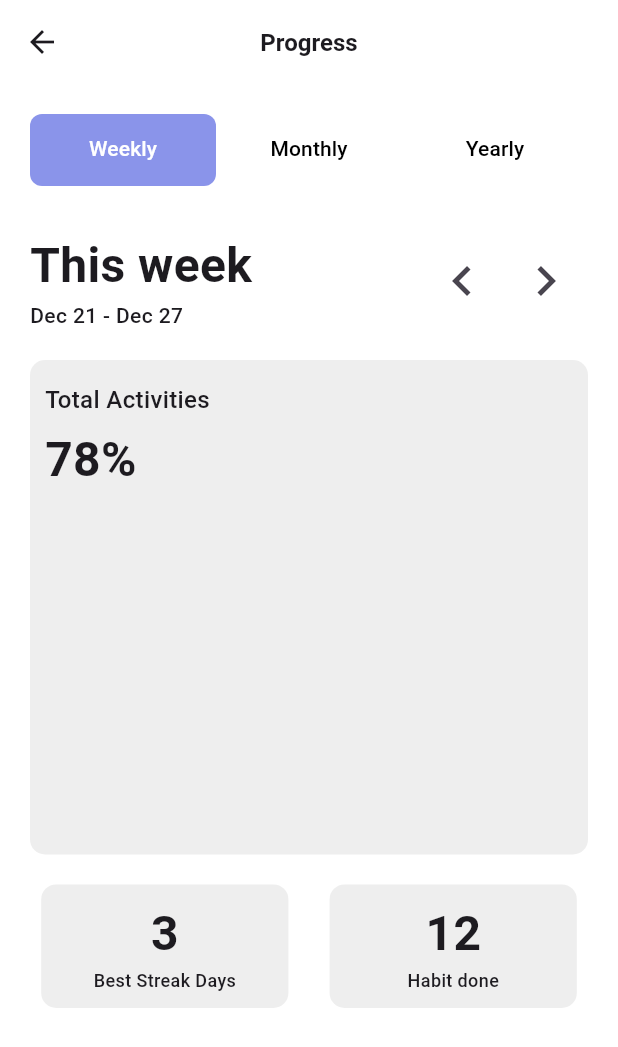
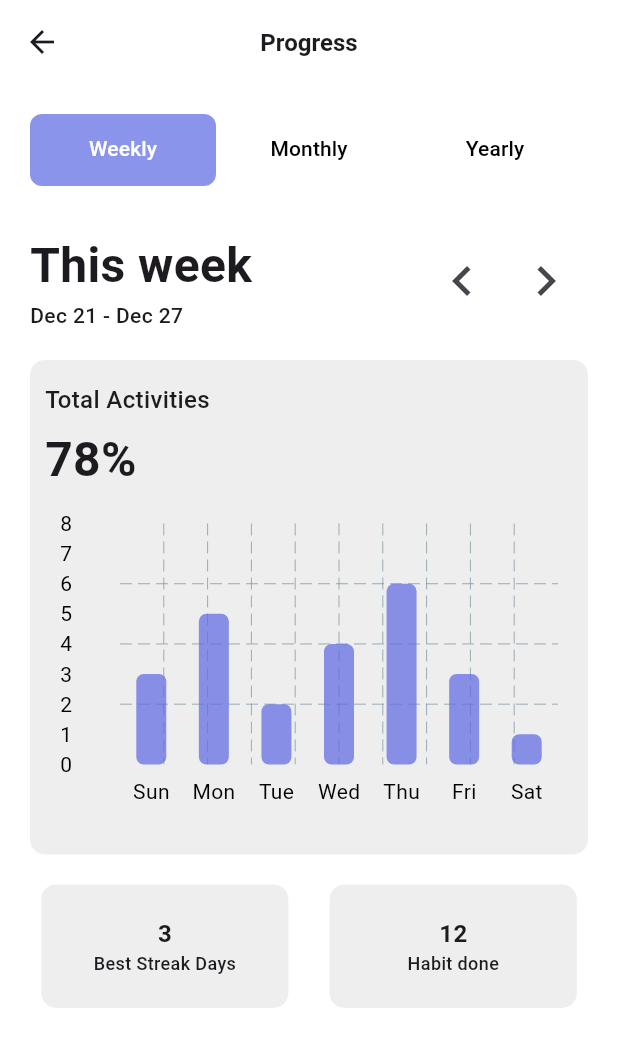
Before and after one commit to cshazem1/habit_tracking, a Flutter app: the screen it shows after launch, on a phone screen of 412 x 824 dp. Shown: the top 1047 px of the screen. Run offline on Flutter 3.47's test engine with Material 3 defaults, Android fonts, the phone set to English and light mode, and no system bars; drawn by our look-alikes of fl_chart; our stand-ins replace audioplayers, bloc, device_preview, easy_date_timeline, flutter_bloc, flutter_screenutil; Roboto replaces fonts that are missing (Montserrat); project files that could hold a hidden picture were left out.

Commit message:
edit progress chart

```diff
--- a/lib/features/progress/presentation/widgets/habits_bar_chart.dart
+++ b/lib/features/progress/presentation/widgets/habits_bar_chart.dart
@@ -102,7 +102,7 @@ class HabitsBarChart extends StatelessWidget {
         barRods: [
           BarChartRodData(
             toY: habitsPerDay[index].toDouble(),
-            color: Colors.lightBlueAccent,
+            color: Color(0xba5F6CE2),
             width: 20,
             borderRadius: BorderRadius.circular(5),
           ),
--- a/lib/features/progress/presentation/widgets/progress_card.dart
+++ b/lib/features/progress/presentation/widgets/progress_card.dart
@@ -19,15 +19,12 @@ class ProgressCard extends StatelessWidget {
        color: Colors.grey.shade200,
         borderRadius: BorderRadius.circular(10)
       ),
-      child: SizedBox(
-        height: 100,
-        child: Column(
-          mainAxisAlignment: MainAxisAlignment.center,
-          children: [
-            Text(num ,style: Styles.textSemiBold20,),
-            Text(title,style: Styles.textMedium12,)
-          ],
-        ),
+      child: Column(
+        mainAxisAlignment: MainAxisAlignment.center,
+        children: [
+          Text(num ,style: Styles.textSemiBold16,),
+          Text(title,style: Styles.textMedium12,)
+        ],
       ),
     );
   }
--- a/lib/features/progress/presentation/widgets/progress_chart_container.dart
+++ b/lib/features/progress/presentation/widgets/progress_chart_container.dart
@@ -6,8 +6,7 @@ import 'package:habit_tracking/core/utlis/styles.dart';
 import 'habits_bar_chart.dart';
 
 class ProgressChartContainer extends StatelessWidget {
-   const ProgressChartContainer({super.key});
-
+  const ProgressChartContainer({super.key});
 
   @override
   Widget build(BuildContext context) {
@@ -16,28 +15,60 @@ class ProgressChartContainer extends StatelessWidget {
       padding: const EdgeInsetsDirectional.all(10),
       margin: const EdgeInsets.all(20),
       width: double.maxFinite,
-      height: MediaQuery.of(context).size.height *0.4,
+      height: MediaQuery.of(context).size.height * 0.4,
       decoration: BoxDecoration(
         color: Colors.grey.shade200,
-        borderRadius: BorderRadius.circular(10)
+        borderRadius: BorderRadius.circular(10),
       ),
-      child:  const Column(
+      child: Column(
         crossAxisAlignment: CrossAxisAlignment.start,
         children: [
-          SizedBox(height: 5,),
-          Text("Total Activities",style: Styles.textMedium16,),
-          SizedBox(height: 5,),
-          Text("78%" , style: Styles.textSemiBold32,),
-          SizedBox(height: 5,),
-          // SizedBox(
-          //     height: double.maxFinite,
-          //     width: 500,
-          //     child: HabitsBarChart(habitsPerDay: habitsPerDay,))
-
-
+          const SizedBox(height: 5),
+          const Text("Total Activities", style: Styles.textMedium16),
+          const SizedBox(height: 5),
+          const Text("78%", style: Styles.textSemiBold32),
+          const SizedBox(height: 10),
+          Expanded(
+            child: HabitsBarChart(habitsPerDay: habitsPerDay),
+          ),
         ],
       ),
-
     );
   }
 }
+// class ProgressChartContainer extends StatelessWidget {
+//    const ProgressChartContainer({super.key});
+//
+//
+//   @override
+//   Widget build(BuildContext context) {
+//     List<int> habitsPerDay = [3, 5, 2, 4, 6, 3, 1];
+//     return Container(
+//       padding: const EdgeInsetsDirectional.all(10),
+//       margin: const EdgeInsets.all(20),
+//       width: double.maxFinite,
+//       height: MediaQuery.of(context).size.height *0.4,
+//       decoration: BoxDecoration(
+//         color: Colors.grey.shade200,
+//         borderRadius: BorderRadius.circular(10)
+//       ),
+//       child:   Column(
+//         crossAxisAlignment: CrossAxisAlignment.start,
+//         children: [
+//           const SizedBox(height: 5,),
+//           const Text("Total Activities",style: Styles.textMedium16,),
+//           const SizedBox(height: 5,),
+//           const Text("78%" , style: Styles.textSemiBold32,),
+//           const SizedBox(height: 5,),
+//           SizedBox(
+//               height: double.maxFinite,
+//               width: double.maxFinite,
+//               child: HabitsBarChart(habitsPerDay: habitsPerDay,))
+//
+//
+//         ],
+//       ),
+//
+//     );
+//   }
+// }
```
